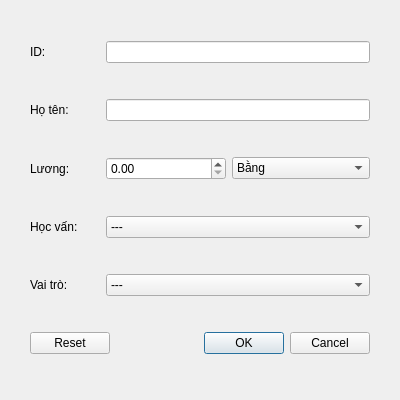
Above: src/views/EmployeeFilteringView.ui from Taylor3691/Hospital-Management-Project before the change. Below: the same form after it.
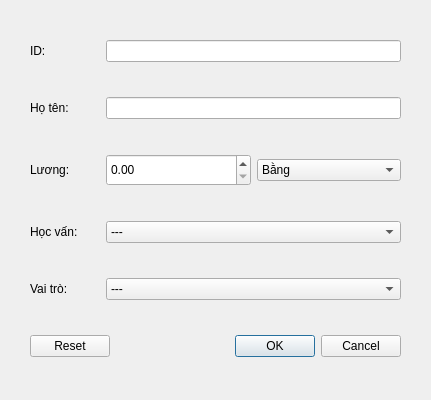
That is the form after the change. Icons and pictures are not drawn.

Commit message: chore(ui): update font size, font family and widgets' width

```diff
--- a/src/views/EmployeeFilteringView.ui
+++ b/src/views/EmployeeFilteringView.ui
@@ -6,7 +6,7 @@
    <rect>
     <x>0</x>
     <y>0</y>
-    <width>400</width>
+    <width>431</width>
     <height>400</height>
    </rect>
   </property>
@@ -2327,6 +2327,12 @@
      </item>
      <item>
       <widget class="QDoubleSpinBox" name="salary_doubleSpinBox">
+       <property name="minimumSize">
+        <size>
+         <width>0</width>
+         <height>32</height>
+        </size>
+       </property>
        <property name="maximum">
         <double>1000000000.000000000000000</double>
        </property>
```
Left out of the diff: 1 changed line with no effect on the pictures. The commit also changes 3 other files.
